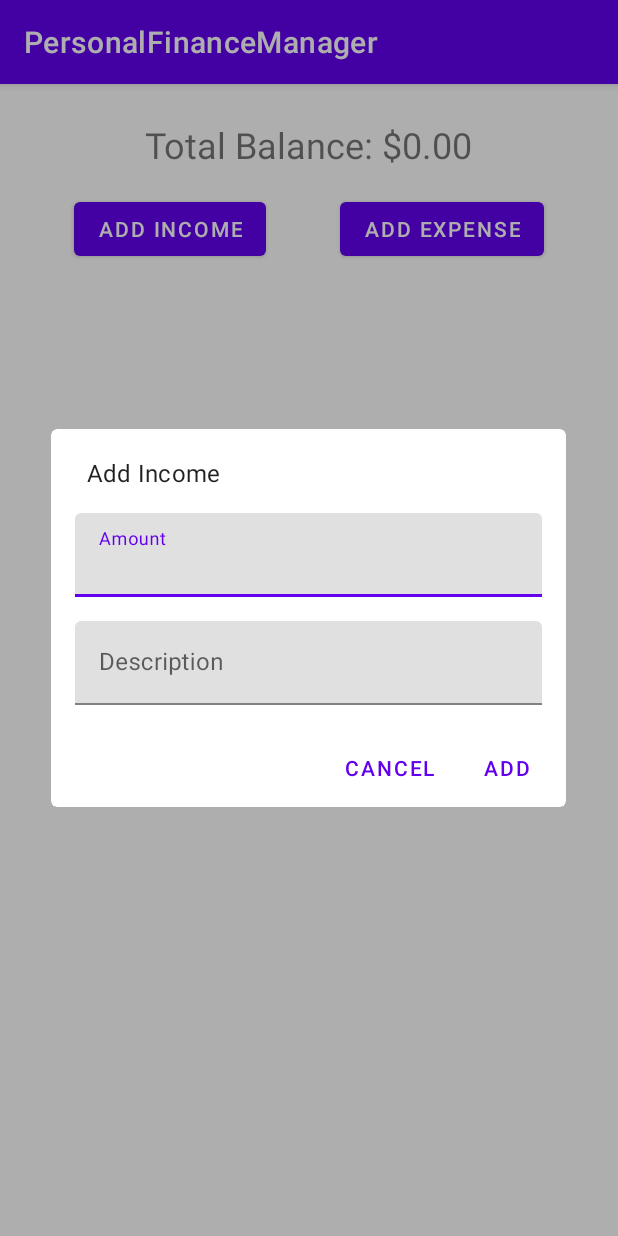
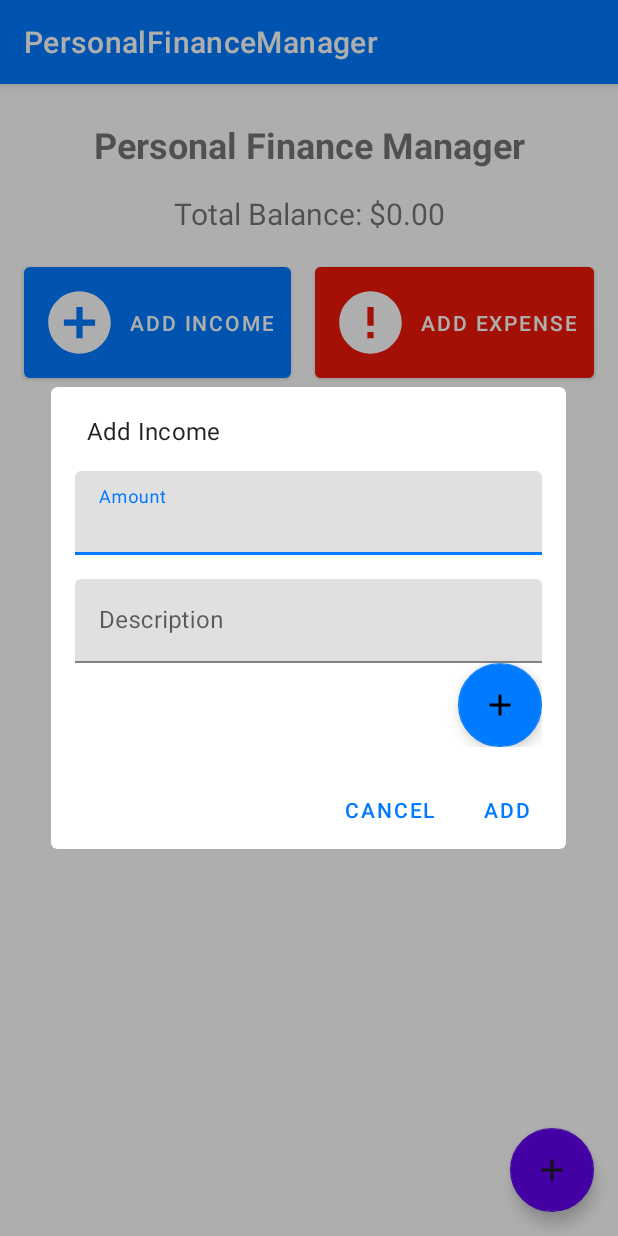
Before and after one commit to Deepaks117/PersonalFinanceManager, an Android app built with Jetpack Compose: the screen it shows after launch (MainActivity), after a tap on "ADD INCOME", on a phone screen of 412 x 824 dp. Run offline under Robolectric (Android 15) with nearby library versions, the phone set to English and light mode, and no system bars; our stand-ins replace Room's generated code.

Commit message:
added new functionalities such as editing the expenditures

```diff
--- a/app/src/main/java/com/example/personalfinancemanager/AppDatabase.kt
+++ b/app/src/main/java/com/example/personalfinancemanager/AppDatabase.kt
@@ -1,10 +1,13 @@
 package com.example.personalfinancemanager
 
+import androidx.room.Database
+import androidx.room.Room
+import androidx.room.RoomDatabase
 import android.content.Context
-import androidx.room.*
 
 @Database(entities = [Transaction::class], version = 1, exportSchema = false)
 abstract class AppDatabase : RoomDatabase() {
+
     abstract fun transactionDao(): TransactionDao
 
     companion object {
@@ -16,7 +19,7 @@ abstract class AppDatabase : RoomDatabase() {
                 val instance = Room.databaseBuilder(
                     context.applicationContext,
                     AppDatabase::class.java,
-                    "finance_database"
+                    "personal_finance_manager_database"
                 ).build()
                 INSTANCE = instance
                 instance
@@ -24,15 +27,3 @@ abstract class AppDatabase : RoomDatabase() {
         }
     }
 }
-
-@Dao
-interface TransactionDao {
-    @Query("SELECT * FROM transactions ORDER BY date DESC")
-    fun getAllTransactions(): List<Transaction>
-
-    @Insert
-    fun insertTransaction(transaction: Transaction)
-
-    @Query("SELECT SUM(CASE WHEN isExpense = 0 THEN amount ELSE -amount END) FROM transactions")
-    fun getTotalBalance(): Double
-}
--- a/app/src/main/java/com/example/personalfinancemanager/MainActivity.kt
+++ b/app/src/main/java/com/example/personalfinancemanager/MainActivity.kt
@@ -1,14 +1,15 @@
 package com.example.personalfinancemanager
 
-import androidx.appcompat.app.AppCompatActivity
 import android.os.Bundle
 import android.widget.Button
 import android.widget.TextView
+import androidx.appcompat.app.AppCompatActivity
 import androidx.lifecycle.ViewModelProvider
 import androidx.recyclerview.widget.LinearLayoutManager
 import androidx.recyclerview.widget.RecyclerView
 import com.google.android.material.dialog.MaterialAlertDialogBuilder
 import com.google.android.material.textfield.TextInputEditText
+import com.google.android.material.floatingactionbutton.FloatingActionButton
 
 class MainActivity : AppCompatActivity() {
     private lateinit var viewModel: TransactionViewModel
@@ -20,28 +21,54 @@ class MainActivity : AppCompatActivity() {
         super.onCreate(savedInstanceState)
         setContentView(R.layout.activity_main)
 
-        viewModel = ViewModelProvider(this)[TransactionViewModel::class.java]
+        // Initialize Room database and DAO
+        val transactionDao = AppDatabase.getDatabase(applicationContext).transactionDao()
+        val repository = TransactionRepository(transactionDao)
+        val viewModelFactory = TransactionViewModelFactory(repository)
+
+        // Initialize ViewModel using ViewModelFactory
+        viewModel = ViewModelProvider(this, viewModelFactory)[TransactionViewModel::class.java]
 
         balanceTextView = findViewById(R.id.balanceTextView)
         transactionsRecyclerView = findViewById(R.id.transactionsRecyclerView)
 
+        // Initialize buttons
         val addIncomeButton: Button = findViewById(R.id.addIncomeButton)
         val addExpenseButton: Button = findViewById(R.id.addExpenseButton)
 
-        addIncomeButton.setOnClickListener { showAddTransactionDialog(false) }
-        addExpenseButton.setOnClickListener { showAddTransactionDialog(true) }
+        // Set click listeners for buttons
+        addIncomeButton.setOnClickListener { showAddTransactionDialog(isExpense = false) }
+        addExpenseButton.setOnClickListener { showAddTransactionDialog(isExpense = true) }
+
+        // Initialize the Floating Action Button
+        val addTransactionFab: FloatingActionButton = findViewById(R.id.addTransactionFab)
+
+        // Set click listener for FAB
+        addTransactionFab.setOnClickListener {
+            showAddTransactionDialog(isExpense = false) // Open the dialog for adding income
+        }
 
         setupRecyclerView()
         observeViewModel()
     }
 
+    private fun setupViewModel() {
+        val database = AppDatabase.getDatabase(this)
+        val repository = TransactionRepository(database.transactionDao())
+        viewModel = TransactionViewModel(repository)
+    }
+
+
     private fun setupRecyclerView() {
-        transactionAdapter = TransactionAdapter()
+        transactionAdapter = TransactionAdapter { transaction ->
+            showEditTransactionDialog(transaction) // Pass the transaction to edit
+        }
         transactionsRecyclerView.apply {
             layoutManager = LinearLayoutManager(this@MainActivity)
             adapter = transactionAdapter
         }
     }
+
 
     private fun observeViewModel() {
         viewModel.balance.observe(this) { balance ->
@@ -69,4 +96,25 @@ class MainActivity : AppCompatActivity() {
             .setNegativeButton("Cancel", null)
             .show()
     }
+
+    private fun showEditTransactionDialog(transaction: Transaction) {
+        val dialogView = layoutInflater.inflate(R.layout.dialog_add_transaction, null)
+        val amountEditText = dialogView.findViewById<TextInputEditText>(R.id.amountEditText)
+        val descriptionEditText = dialogView.findViewById<TextInputEditText>(R.id.descriptionEditText)
+
+        // Pre-fill the dialog with current transaction data
+        amountEditText.setText(transaction.amount.toString())
+        descriptionEditText.setText(transaction.description)
+
+        MaterialAlertDialogBuilder(this)
+            .setTitle("Edit Transaction")
+            .setView(dialogView)
+            .setPositiveButton("Save") { _, _ ->
+                val amount = amountEditText.text.toString().toDoubleOrNull() ?: 0.0
+                val description = descriptionEditText.text.toString()
+                viewModel.updateTransaction(transaction.copy(amount = amount, description = description))
+            }
+            .setNegativeButton("Cancel", null)
+            .show()
+    }
 }
--- a/app/src/main/java/com/example/personalfinancemanager/TransactionAdapter.kt
+++ b/app/src/main/java/com/example/personalfinancemanager/TransactionAdapter.kt
@@ -9,7 +9,9 @@ import androidx.core.content.ContextCompat
 import java.text.SimpleDateFormat
 import java.util.*
 
-class TransactionAdapter : RecyclerView.Adapter<TransactionAdapter.TransactionViewHolder>() {
+class TransactionAdapter(
+    private val onTransactionClick: (Transaction) -> Unit // Add a click listener parameter
+) : RecyclerView.Adapter<TransactionAdapter.TransactionViewHolder>() {
 
     private var transactions: List<Transaction> = listOf()
 
@@ -24,7 +26,7 @@ class TransactionAdapter : RecyclerView.Adapter<TransactionAdapter.TransactionVi
     }
 
     override fun onBindViewHolder(holder: TransactionViewHolder, position: Int) {
-        holder.bind(transactions[position])
+        holder.bind(transactions[position], onTransactionClick) // Pass the click listener to bind
     }
 
     override fun getItemCount() = transactions.size
@@ -34,7 +36,7 @@ class TransactionAdapter : RecyclerView.Adapter<TransactionAdapter.TransactionVi
         private val descriptionTextView: TextView = itemView.findViewById(R.id.descriptionTextView)
         private val dateTextView: TextView = itemView.findViewById(R.id.dateTextView)
 
-        fun bind(transaction: Transaction) {
+        fun bind(transaction: Transaction, onTransactionClick: (Transaction) -> Unit) { // Accept click listener
             val sign = if (transaction.isExpense) "-" else "+"
             amountTextView.text = "$sign$${String.format("%.2f", transaction.amount)}"
             descriptionTextView.text = transaction.description
@@ -47,6 +49,9 @@ class TransactionAdapter : RecyclerView.Adapter<TransactionAdapter.TransactionVi
                     else android.R.color.holo_green_dark
                 )
             )
+
+            // Set the click listener
+            itemView.setOnClickListener { onTransactionClick(transaction) }
         }
     }
 }
--- /dev/null
+++ b/app/src/main/java/com/example/personalfinancemanager/TransactionDao.kt
@@ -0,0 +1,29 @@
+package com.example.personalfinancemanager
+
+import androidx.room.Dao
+import androidx.room.Insert
+import androidx.room.Query
+import androidx.room.Update
+import androidx.room.Delete
+
+@Dao
+interface TransactionDao {
+
+    @Insert
+    suspend fun insert(transaction: Transaction)
+
+    @Update
+    suspend fun update(transaction: Transaction)
+
+    @Delete
+    suspend fun delete(transaction: Transaction)
+
+    @Query("SELECT * FROM transactions ORDER BY date DESC")
+    suspend fun getAllTransactions(): List<Transaction>
+
+    @Query("SELECT SUM(amount) FROM transactions WHERE isExpense = 0")
+    suspend fun getTotalIncome(): Double?
+
+    @Query("SELECT SUM(amount) FROM transactions WHERE isExpense = 1")
+    suspend fun getTotalExpenses(): Double?
+}
--- a/app/src/main/java/com/example/personalfinancemanager/TransactionViewModel.kt
+++ b/app/src/main/java/com/example/personalfinancemanager/TransactionViewModel.kt
@@ -1,43 +1,44 @@
 package com.example.personalfinancemanager
 
-import android.app.Application
-import androidx.lifecycle.*
-import kotlinx.coroutines.Dispatchers
+import androidx.lifecycle.ViewModel
+import androidx.lifecycle.viewModelScope
 import kotlinx.coroutines.launch
+import androidx.lifecycle.MutableLiveData
 
-class TransactionViewModel(application: Application) : AndroidViewModel(application) {
-    private val database = AppDatabase.getDatabase(application)
-    private val transactionDao = database.transactionDao()
+class TransactionViewModel(private val repository: TransactionRepository) : ViewModel() {
 
-    private val _transactions = MutableLiveData<List<Transaction>>()
-    val transactions: LiveData<List<Transaction>> = _transactions
+    val transactions: MutableLiveData<List<Transaction>> = MutableLiveData()
+    val balance: MutableLiveData<Double> = MutableLiveData()
 
-    private val _balance = MutableLiveData<Double>()
-    val balance: LiveData<Double> = _balance
+    fun addTransaction(amount: Double, description: String, isExpense: Boolean) {
+        val transaction = Transaction(amount = amount, description = description, isExpense = isExpense)
+        viewModelScope.launch {
+            repository.insert(transaction)
+            loadTransactions() // Reload transactions after adding
+        }
+    }
 
-    init {
-        loadTransactions()
-        updateBalance()
+    fun updateTransaction(transaction: Transaction) {
+        viewModelScope.launch {
+            repository.update(transaction)
+            loadTransactions() // Reload transactions after updating
+        }
+    }
+
+    fun deleteTransaction(transaction: Transaction) {
+        viewModelScope.launch {
+            repository.delete(transaction)
+            loadTransactions() // Reload transactions after deleting
+        }
     }
 
     private fun loadTransactions() {
-        viewModelScope.launch(Dispatchers.IO) {
-            _transactions.postValue(transactionDao.getAllTransactions())
-        }
-    }
-
-    private fun updateBalance() {
-        viewModelScope.launch(Dispatchers.IO) {
-            _balance.postValue(transactionDao.getTotalBalance())
-        }
-    }
-
-    fun addTransaction(amount: Double, description: String, isExpense: Boolean) {
-        viewModelScope.launch(Dispatchers.IO) {
-            val transaction = Transaction(amount = amount, description = description, isExpense = isExpense)
-            transactionDao.insertTransaction(transaction)
-            loadTransactions()
-            updateBalance()
+        viewModelScope.launch {
+            transactions.value = repository.getAllTransactions()
+            // Update balance if necessary
+            val totalIncome = repository.getTotalIncome() ?: 0.0
+            val totalExpenses = repository.getTotalExpenses() ?: 0.0
+            balance.value = totalIncome - totalExpenses
         }
     }
 }
--- /dev/null
+++ b/app/src/main/java/com/example/personalfinancemanager/TransactionViewModelFactory.kt
@@ -0,0 +1,14 @@
+package com.example.personalfinancemanager
+
+import androidx.lifecycle.ViewModel
+import androidx.lifecycle.ViewModelProvider
+
+class TransactionViewModelFactory(private val repository: TransactionRepository) : ViewModelProvider.Factory {
+    override fun <T : ViewModel> create(modelClass: Class<T>): T {
+        if (modelClass.isAssignableFrom(TransactionViewModel::class.java)) {
+            @Suppress("UNCHECKED_CAST")
+            return TransactionViewModel(repository) as T
+        }
+        throw IllegalArgumentException("Unknown ViewModel class")
+    }
+}
--- /dev/null
+++ b/app/src/main/res/drawable/ic_add.xml
@@ -0,0 +1,9 @@
+<vector xmlns:android="http://schemas.android.com/apk/res/android"
+    android:width="100dp"
+    android:height="100dp"
+    android:viewportWidth="24"
+    android:viewportHeight="24">
+    <path
+        android:fillColor="#FFFFFF"
+        android:pathData="M19,13h-6v6h-2v-6H5v-2h6V5h2v6h6v2z"/>
+</vector>
--- /dev/null
+++ b/app/src/main/res/drawable/ic_expense.xml
@@ -0,0 +1,9 @@
+<vector xmlns:android="http://schemas.android.com/apk/res/android"
+    android:width="50dp"
+    android:height="50dp"
+    android:viewportWidth="24"
+    android:viewportHeight="24">
+    <path
+        android:fillColor="#FF0000"
+        android:pathData="M12,2C6.48,2 2,6.48 2,12s4.48,10 10,10 10,-4.48 10,-10S17.52,2 12,2zM13,17h-2v-2h2v2zM13,13h-2L11,7h2v6z"/>
+</vector>
--- /dev/null
+++ b/app/src/main/res/drawable/ic_income.xml
@@ -0,0 +1,9 @@
+<vector xmlns:android="http://schemas.android.com/apk/res/android"
+    android:width="50dp"
+    android:height="50dp"
+    android:viewportWidth="24"
+    android:viewportHeight="24">
+    <path
+        android:fillColor="#00FF00"
+        android:pathData="M12,2C6.48,2 2,6.48 2,12s4.48,10 10,10 10,-4.48 10,-10S17.52,2 12,2zM17,13h-4v4h-2v-4H7v-2h4V7h2v4h4v2z"/>
+</vector>
--- /dev/null
+++ b/app/src/main/res/drawable/rounded_button.xml
@@ -0,0 +1,6 @@
+<?xml version="1.0" encoding="utf-8"?>
+<shape xmlns:android="http://schemas.android.com/apk/res/android">
+    <solid android:color="@color/accentColor"/>
+    <corners android:radius="20dp"/>
+    <padding android:left="16dp" android:right="16dp" android:top="10dp" android:bottom="10dp"/>
+</shape>
--- a/app/src/main/res/layout/activity_main.xml
+++ b/app/src/main/res/layout/activity_main.xml
@@ -5,18 +5,31 @@
     xmlns:tools="http://schemas.android.com/tools"
     android:layout_width="match_parent"
     android:layout_height="match_parent"
+    android:background="@android:color/white"
     tools:context=".MainActivity">
+
+    <TextView
+        android:id="@+id/headerTextView"
+        android:layout_width="wrap_content"
+        android:layout_height="wrap_content"
+        android:layout_marginTop="24dp"
+        android:text="Personal Finance Manager"
+        android:textSize="24sp"
+        android:textStyle="bold"
+        app:layout_constraintEnd_toEndOf="parent"
+        app:layout_constraintStart_toStartOf="parent"
+        app:layout_constraintTop_toTopOf="parent" />
 
     <TextView
         android:id="@+id/balanceTextView"
         android:layout_width="wrap_content"
         android:layout_height="wrap_content"
-        android:layout_marginTop="24dp"
+        android:layout_marginTop="16dp"
         android:text="Total Balance: $0.00"
-        android:textSize="24sp"
+        android:textSize="20sp"
         app:layout_constraintEnd_toEndOf="parent"
         app:layout_constraintStart_toStartOf="parent"
-        app:layout_constraintTop_toTopOf="parent" />
+        app:layout_constraintTop_toBottomOf="@id/headerTextView" />
 
     <Button
         android:id="@+id/addIncomeButton"
@@ -24,29 +37,48 @@
         android:layout_height="wrap_content"
         android:layout_marginTop="16dp"
         android:text="Add Income"
-        app:layout_constraintEnd_toStartOf="@+id/addExpenseButton"
-        app:layout_constraintHorizontal_bias="0.5"
+        app:icon="@drawable/ic_income"
+        app:iconPadding="8dp"
+        android:padding="12dp"
+        app:layout_constraintEnd_toStartOf="@id/addExpenseButton"
         app:layout_constraintStart_toStartOf="parent"
-        app:layout_constraintTop_toBottomOf="@+id/balanceTextView" />
+        app:layout_constraintTop_toBottomOf="@id/balanceTextView" />
 
     <Button
         android:id="@+id/addExpenseButton"
         android:layout_width="wrap_content"
         android:layout_height="wrap_content"
         android:text="Add Expense"
+        app:icon="@drawable/ic_expense"
+        app:iconPadding="8dp"
+        android:padding="12dp"
+        android:backgroundTint="@color/red"
         app:layout_constraintEnd_toEndOf="parent"
-        app:layout_constraintHorizontal_bias="0.5"
-        app:layout_constraintStart_toEndOf="@+id/addIncomeButton"
-        app:layout_constraintTop_toTopOf="@+id/addIncomeButton" />
+        app:layout_constraintStart_toEndOf="@id/addIncomeButton"
+        app:layout_constraintTop_toTopOf="@id/addIncomeButton" />
 
     <androidx.recyclerview.widget.RecyclerView
         android:id="@+id/transactionsRecyclerView"
         android:layout_width="0dp"
         android:layout_height="0dp"
         android:layout_marginTop="16dp"
+        android:background="@android:color/transparent"
         app:layout_constraintBottom_toBottomOf="parent"
         app:layout_constraintEnd_toEndOf="parent"
         app:layout_constraintStart_toStartOf="parent"
-        app:layout_constraintTop_toBottomOf="@+id/addIncomeButton" />
+        app:layout_constraintTop_toBottomOf="@id/addExpenseButton"
+        tools:listitem="@layout/item_transaction" />
+
+    <com.google.android.material.floatingactionbutton.FloatingActionButton
+        android:id="@+id/addTransactionFab"
+        android:layout_width="wrap_content"
+        android:layout_height="wrap_content"
+        app:srcCompat="@drawable/ic_add"
+        android:layout_margin="16dp"
+        app:layout_constraintBottom_toBottomOf="parent"
+        app:layout_constraintEnd_toEndOf="parent"
+        android:contentDescription="Add Transaction"
+        app:backgroundTint="@color/colorPrimary"
+        app:tint="@color/primaryTextColor" />
 
 </androidx.constraintlayout.widget.ConstraintLayout>
--- a/app/src/main/res/layout/dialog_add_transaction.xml
+++ b/app/src/main/res/layout/dialog_add_transaction.xml
@@ -1,5 +1,6 @@
 <?xml version="1.0" encoding="utf-8"?>
 <LinearLayout xmlns:android="http://schemas.android.com/apk/res/android"
+    xmlns:app="http://schemas.android.com/apk/res-auto"
     android:orientation="vertical"
     android:layout_width="match_parent"
     android:layout_height="wrap_content"
@@ -32,4 +33,13 @@
 
 </com.google.android.material.textfield.TextInputLayout>
 
+    <com.google.android.material.floatingactionbutton.FloatingActionButton
+        android:id="@+id/addTransactionFab"
+        android:layout_width="wrap_content"
+        android:layout_height="wrap_content"
+        android:src="@drawable/ic_add"
+    android:layout_gravity="end|bottom"
+    android:tint="@color/primaryTextColor"
+    app:backgroundTint="@color/accentColor"
+    android:contentDescription="Add Transaction" />
     </LinearLayout>
--- a/app/src/main/res/values/colors.xml
+++ b/app/src/main/res/values/colors.xml
@@ -6,4 +6,10 @@
     <color name="colorSecondaryVariant">#018786</color> <!-- Example secondary variant color -->
     <color name="colorOnSecondary">#000000</color> <!-- Example on secondary color (text on secondary color) -->
     <color name="white">#FFFFFF</color> <!-- Optional: white color -->
+    <color name="backgroundColor">#F5F5F7</color>
+    <color name="primaryTextColor">#1C1C1E</color>
+    <color name="secondaryTextColor">#8E8E93</color>
+    <color name="accentColor">#007AFF</color>
+    <color name="tertiaryTextColor">#A0A0A0</color> <!-- New color definition -->
+    <color name="red">#F01808</color>
 </resources>
--- a/app/src/main/res/values/themes.xml
+++ b/app/src/main/res/values/themes.xml
@@ -2,12 +2,16 @@
     <!-- Base application theme -->
     <style name="Theme.PersonalFinanceManager" parent="Theme.MaterialComponents.DayNight.DarkActionBar">
         <!-- Customize your theme here. -->
-        <item name="colorPrimary">@color/colorPrimary</item>
+        <item name="colorPrimary">@color/accentColor</item>
         <item name="colorPrimaryVariant">@color/colorPrimaryVariant</item>
         <item name="colorOnPrimary">@color/colorOnPrimary</item>
         <item name="colorSecondary">@color/colorSecondary</item>
         <item name="colorSecondaryVariant">@color/colorSecondaryVariant</item>
         <item name="colorOnSecondary">@color/colorOnSecondary</item>
         <item name="android:windowBackground">@color/white</item> <!-- Optional: Set the background color -->
+        <item name="android:colorBackground">@color/backgroundColor</item>
+        <item name="android:textColorPrimary">@color/primaryTextColor</item>
+
+
     </style>
 </resources>
```
Also changed, not shown: app/build.gradle.kts (+9 -3 lines), app/src/main/java/com/example/personalfinancemanager/TransactionRepository.kt (added, +44 -0 lines), app/src/main/res/layout/item_transaction.xml (+15 -13 lines). Lines whose indentation alone changed are shown as unchanged.
